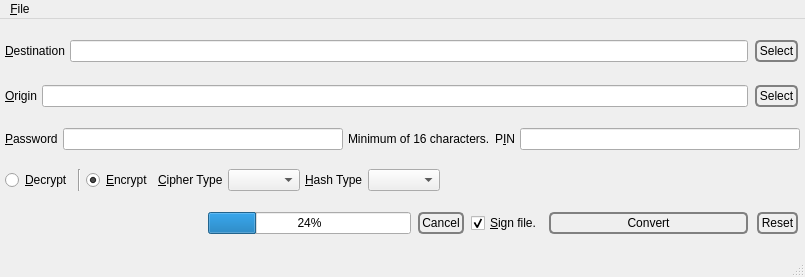
The window that GoldBug-UI/encryptfile.ui (xloem/spot-on-svn) describes before a commit, drawn with Qt 5.
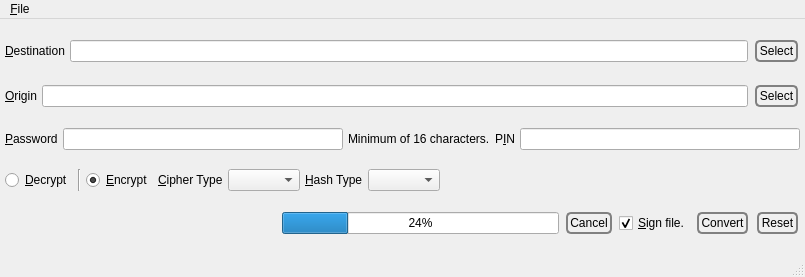
The same window after the commit. Icons and pictures are not drawn.

What changed in the file:
```diff
--- a/GoldBug-UI/encryptfile.ui
+++ b/GoldBug-UI/encryptfile.ui
@@ -307,12 +307,6 @@
       </item>
       <item>
        <widget class="QPushButton" name="convert">
-        <property name="sizePolicy">
-         <sizepolicy hsizetype="Expanding" vsizetype="Fixed">
-          <horstretch>0</horstretch>
-          <verstretch>0</verstretch>
-         </sizepolicy>
-        </property>
         <property name="styleSheet">
          <string notr="true">QPushButton {
  border: 2px solid gray;
```
Left out of the diff: 13 changed lines with no effect on the pictures.
